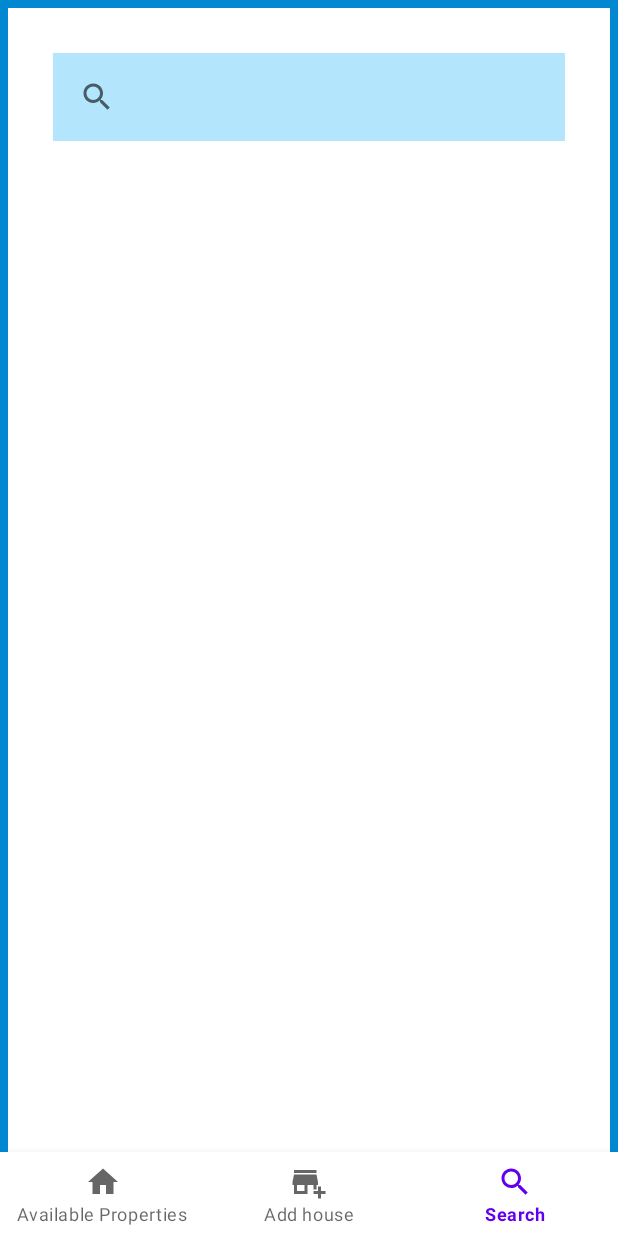
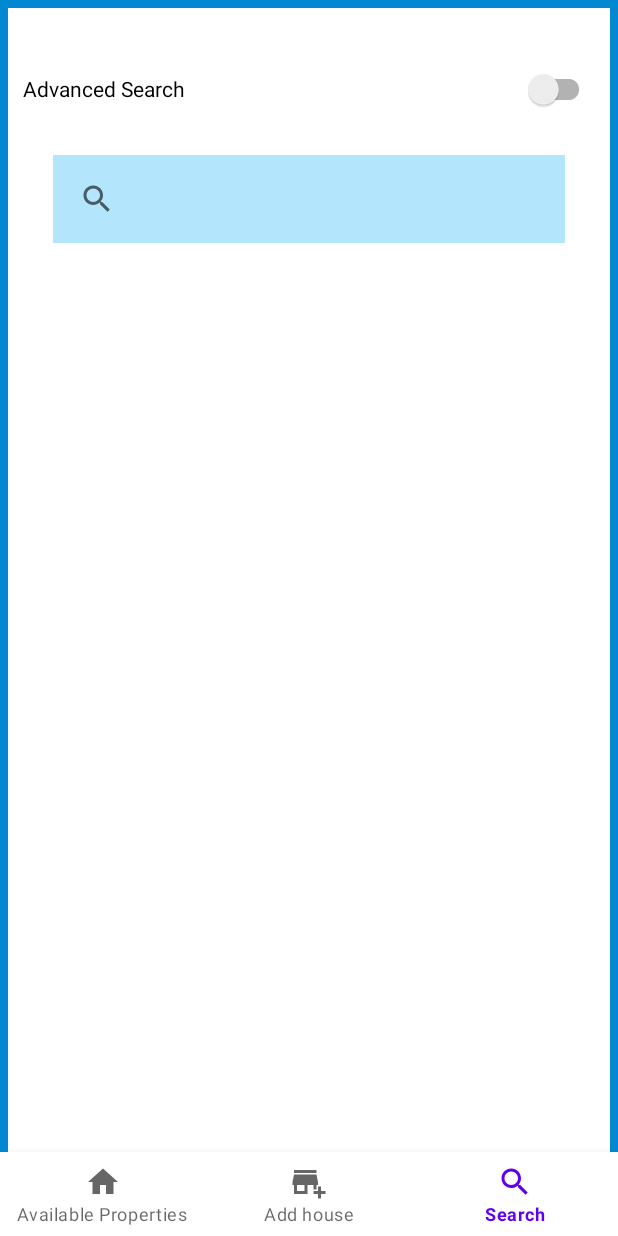
Before and after one commit to Kabiru-254/MadPropertyPal, an Android app: the SearchFragment screen opened through its navigation route, item 3 of the bottom bar chosen, on a phone screen of 412 x 824 dp. Run offline under Robolectric (Android 15) with nearby library versions, the phone set to English and light mode, and no system bars; our stand-ins replace navigation-ui.

Commit message:
sasa tufanye advanced search

```diff
--- a/android/app/src/main/java/com/example/madpropertypal/OfferActivity.java
+++ b/android/app/src/main/java/com/example/madpropertypal/OfferActivity.java
@@ -13,16 +13,14 @@ import android.widget.Toast;
 import androidx.annotation.Nullable;
 import androidx.appcompat.app.AppCompatActivity;
 
+import com.example.madpropertypal.models.OfferModel;
 import com.example.madpropertypal.sqlite.OffersSQLiteHelpar;
-import com.example.madpropertypal.sqlite.SQLiteHelper;
 import com.google.android.material.button.MaterialButton;
-import com.google.android.material.datepicker.MaterialTextInputPicker;
 import com.google.android.material.textfield.TextInputLayout;
 import com.google.android.material.textview.MaterialTextView;
 
 
 import java.text.SimpleDateFormat;
-import java.time.Year;
 import java.util.Calendar;
 import java.util.Locale;
 
--- a/android/app/src/main/java/com/example/madpropertypal/SelectedPropertyDetails.java
+++ b/android/app/src/main/java/com/example/madpropertypal/SelectedPropertyDetails.java
@@ -5,8 +5,8 @@ import androidx.appcompat.app.AppCompatActivity;
 import android.content.Intent;
 import android.os.Bundle;
 import android.view.View;
-import android.widget.Button;
 
+import com.example.madpropertypal.models.PropertyModel;
 import com.google.android.material.button.MaterialButton;
 import com.google.android.material.textfield.MaterialAutoCompleteTextView;
 
@@ -14,7 +14,7 @@ public class SelectedPropertyDetails extends AppCompatActivity implements View.O
 
 
 
-    private  PropertyModel propertyModel;
+    private PropertyModel propertyModel;
     private MaterialAutoCompleteTextView nameET, typeET, leaseET, locationET,
             bedroomsCTV, bathroomsCTV, sizeCTV, priceCTV, amenitiesCTV, descriptionCTV;
 
--- a/android/app/src/main/java/com/example/madpropertypal/PropertyModel.java
+++ b/android/app/src/main/java/com/example/madpropertypal/models/PropertyModel.java
@@ -1,4 +1,4 @@
-package com.example.madpropertypal;
+package com.example.madpropertypal.models;
 
 import java.io.Serializable;
 
--- a/android/app/src/main/java/com/example/madpropertypal/sqlite/OffersSQLiteHelpar.java
+++ b/android/app/src/main/java/com/example/madpropertypal/sqlite/OffersSQLiteHelpar.java
@@ -7,7 +7,7 @@ import android.database.sqlite.SQLiteOpenHelper;
 
 import androidx.annotation.Nullable;
 
-import com.example.madpropertypal.OfferModel;
+import com.example.madpropertypal.models.OfferModel;
 
 public class OffersSQLiteHelpar extends SQLiteOpenHelper {
 
--- a/android/app/src/main/java/com/example/madpropertypal/ui/home/HomeFragment.java
+++ b/android/app/src/main/java/com/example/madpropertypal/ui/home/HomeFragment.java
@@ -4,17 +4,13 @@ import android.os.Bundle;
 import android.view.LayoutInflater;
 import android.view.View;
 import android.view.ViewGroup;
-import android.widget.TextView;
 
 import androidx.annotation.NonNull;
-import androidx.annotation.Nullable;
 import androidx.fragment.app.Fragment;
-import androidx.lifecycle.Observer;
-import androidx.lifecycle.ViewModelProvider;
 import androidx.recyclerview.widget.LinearLayoutManager;
 import androidx.recyclerview.widget.RecyclerView;
 
-import com.example.madpropertypal.PropertyModel;
+import com.example.madpropertypal.models.PropertyModel;
 import com.example.madpropertypal.R;
 import com.example.madpropertypal.sqlite.SQLiteHelper;
 
--- a/android/app/src/main/java/com/example/madpropertypal/ui/home/RecyclerViewAdapter.java
+++ b/android/app/src/main/java/com/example/madpropertypal/ui/home/RecyclerViewAdapter.java
@@ -6,12 +6,11 @@ import android.view.LayoutInflater;
 import android.view.View;
 import android.view.ViewGroup;
 import android.widget.TextView;
-import android.widget.Toast;
 
 import androidx.annotation.NonNull;
 import androidx.recyclerview.widget.RecyclerView;
 
-import com.example.madpropertypal.PropertyModel;
+import com.example.madpropertypal.models.PropertyModel;
 import com.example.madpropertypal.R;
 import com.example.madpropertypal.SelectedPropertyDetails;
 
--- a/android/app/src/main/java/com/example/madpropertypal/ui/search/SearchFragment.java
+++ b/android/app/src/main/java/com/example/madpropertypal/ui/search/SearchFragment.java
@@ -5,18 +5,21 @@ import android.view.LayoutInflater;
 import android.view.View;
 import android.view.ViewGroup;
 import android.widget.Button;
+import android.widget.CompoundButton;
 
 
 import androidx.annotation.NonNull;
 import androidx.appcompat.widget.SearchView;
+import androidx.appcompat.widget.SwitchCompat;
 import androidx.fragment.app.Fragment;
 import androidx.recyclerview.widget.LinearLayoutManager;
 import androidx.recyclerview.widget.RecyclerView;
 
-import com.example.madpropertypal.PropertyModel;
+import com.example.madpropertypal.models.PropertyModel;
 import com.example.madpropertypal.R;
 import com.example.madpropertypal.sqlite.SQLiteHelper;
 import com.example.madpropertypal.ui.home.RecyclerViewAdapter;
+import com.google.android.material.switchmaterial.SwitchMaterial;
 
 import java.util.ArrayList;
 import java.util.List;
@@ -26,32 +29,69 @@ public class SearchFragment extends Fragment {
     RecyclerView recyclerView;
     private Button searchBt;
     private SearchView searchView;
+    private SwitchCompat switchCompat;
     public View onCreateView(@NonNull LayoutInflater inflater,
                              ViewGroup container, Bundle savedInstanceState) {
 
         View root = inflater.inflate(R.layout.fragment_search, container, false);
 
 
-        searchBt = root.findViewById(R.id.searchBT);
+        switchCompat = root.findViewById(R.id.advancedSwitch);
+        recyclerView = root.findViewById(R.id.recyclerView1);
+        recyclerView.setHasFixedSize(true);
+
+
+        switchCompat.setOnCheckedChangeListener(new CompoundButton.OnCheckedChangeListener() {
+            @Override
+            public void onCheckedChanged(CompoundButton buttonView, boolean isChecked) {
+
+                if (isChecked){
+
+                    searchView.setVisibility(View.GONE);
+
+                }else {
+
+                    searchView.setVisibility(View.VISIBLE);
+
+                }
+            }
+        });
 
 
         searchView = root.findViewById(R.id.searchView);
         searchView.setOnQueryTextListener(new SearchView.OnQueryTextListener() {
             @Override
             public boolean onQueryTextSubmit(String query) {
-                searchHouse(query);
+
+                if (query.isEmpty()){
+
+                    recyclerView.setVisibility(View.GONE);
+
+                }else {
+
+                    searchHouse(query);
+
+                }
                 return false;
             }
 
             @Override
             public boolean onQueryTextChange(String newText) {
-                searchHouse(newText);
+
+                if (newText.isEmpty()){
+
+                    recyclerView.setVisibility(View.GONE);
+
+                }else {
+
+                    searchHouse(newText);
+
+                }
                 return false;
             }
         });
 
-        recyclerView = root.findViewById(R.id.recyclerView1);
-        recyclerView.setHasFixedSize(true);
+
         recyclerView.setLayoutManager(new LinearLayoutManager(getContext()));
 
 
@@ -71,9 +111,6 @@ public class SearchFragment extends Fragment {
     private void searchHouse(String searchedHouse) {
 
 
-
-
-
         if (!searchlist.isEmpty()){
 
 
@@ -82,13 +119,12 @@ public class SearchFragment extends Fragment {
         }
 
 
-
-
         SQLiteHelper sqLiteHelpar = new SQLiteHelper(getContext(), "HOUSES_AVAILABLE");
         searchlist = sqLiteHelpar.searchHouses(searchedHouse);
 
         mAdapter = new RecyclerViewAdapter(getContext(),searchlist);
         recyclerView.setAdapter(mAdapter);
+        recyclerView.setVisibility(View.VISIBLE);
 
     }
 
--- a/android/app/src/main/java/com/example/madpropertypal/ui/uploadHouse/UploadFragment.java
+++ b/android/app/src/main/java/com/example/madpropertypal/ui/uploadHouse/UploadFragment.java
@@ -18,13 +18,10 @@ import android.widget.TextView;
 import android.widget.Toast;
 
 import androidx.annotation.NonNull;
-import androidx.annotation.Nullable;
 import androidx.fragment.app.Fragment;
-import androidx.lifecycle.Observer;
-import androidx.lifecycle.ViewModelProvider;
 
 import com.example.madpropertypal.HomeActivity;
-import com.example.madpropertypal.PropertyModel;
+import com.example.madpropertypal.models.PropertyModel;
 import com.example.madpropertypal.R;
 import com.example.madpropertypal.sqlite.SQLiteHelper;
 import com.google.android.material.button.MaterialButton;
--- a/android/app/src/main/res/layout/fragment_search.xml
+++ b/android/app/src/main/res/layout/fragment_search.xml
@@ -17,6 +17,14 @@
         android:orientation="vertical"
         android:layout_margin="5dp">
 
+
+        <androidx.appcompat.widget.SwitchCompat
+            android:layout_marginTop="20dp"
+            android:layout_width="match_parent"
+            android:layout_height="wrap_content"
+            android:id="@+id/advancedSwitch"
+            android:text="Advanced Search"/>
+
         <androidx.appcompat.widget.SearchView
             android:id="@+id/searchView"
             android:layout_width="match_parent"
@@ -28,25 +36,25 @@
             android:layout_margin="20dp"
             />
 
-        <Button
-            android:id="@+id/searchBT"
-            android:layout_width="wrap_content"
+
+        <LinearLayout
+            android:orientation="vertical"
+            android:layout_width="match_parent"
             android:layout_height="wrap_content"
-            android:text="@string/search"
-            android:layout_gravity="center_horizontal"
-            android:background="@drawable/round_btn"
-            android:textColor="@color/white"
-            android:padding="5dp"
-            android:layout_marginTop="20dp"
-            android:visibility="gone"
-            />
+            android:id="@+id/advancedLL"
+            android:layout_margin="20dp">
 
+
+
+
+        </LinearLayout>
 
 
         <androidx.recyclerview.widget.RecyclerView
             android:layout_width="match_parent"
             android:layout_height="wrap_content"
             android:padding="10dp"
+            android:visibility="gone"
             android:id="@+id/recyclerView1"/>
 
     </LinearLayout>
```
Also changed, not shown: android/app/src/main/java/com/example/madpropertypal/models/OfferModel.java (renamed from android/app/src/main/java/com/example/madpropertypal/OfferModel.java, +21 -2 lines), android/app/src/main/java/com/example/madpropertypal/sqlite/SQLiteHelper.java (+14 -10 lines).
